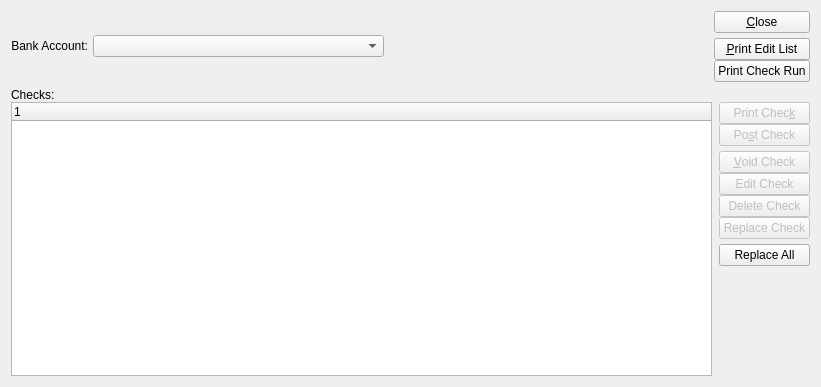
First picture: the form in xtuple/trunk/guiclient/viewCheckRun.ui, repository WooodHead/xtuple, before the edit.
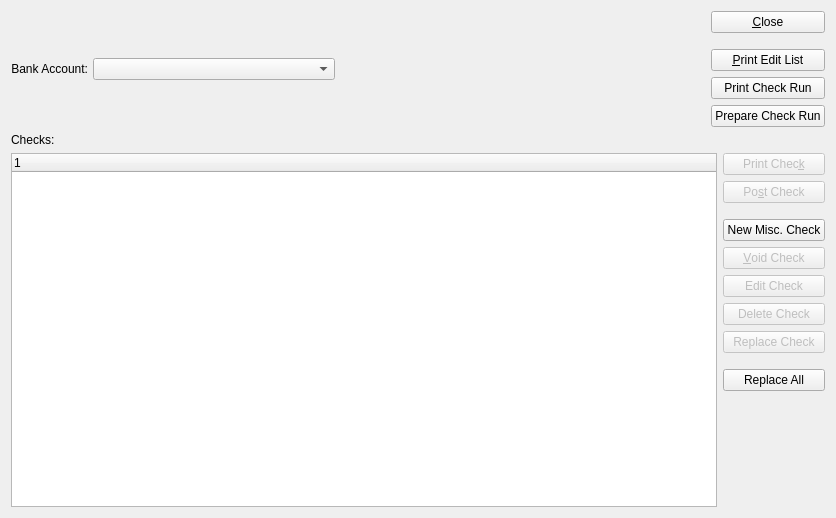
Second picture: the form after the edit. Custom widgets are drawn as their Qt base class.

Commit message: issue #7442 - enhance a/p work bench with the ability to prepare check runs and create misc checks from the view check run window/tab, and fix xwidget to retain passed flag bits when setting the Dialog bit

What changed in the file:
```diff
--- a/xtuple/trunk/guiclient/viewCheckRun.ui
+++ b/xtuple/trunk/guiclient/viewCheckRun.ui
@@ -5,19 +5,16 @@
    <rect>
     <x>0</x>
     <y>0</y>
-    <width>821</width>
-    <height>387</height>
+    <width>836</width>
+    <height>518</height>
    </rect>
   </property>
   <property name="windowTitle" >
    <string>View Check Run</string>
   </property>
-  <layout class="QVBoxLayout" >
+  <layout class="QVBoxLayout" name="verticalLayout_4" >
    <item>
-    <layout class="QHBoxLayout" >
-     <property name="spacing" >
-      <number>7</number>
-     </property>
+    <layout class="QHBoxLayout" name="horizontalLayout_2" >
      <item>
       <layout class="QVBoxLayout" >
        <property name="spacing" >
@@ -101,11 +98,6 @@
       </layout>
      </item>
      <item>
-      <layout class="QHBoxLayout" >
-       <property name="spacing" >
-        <number>0</number>
-       </property>
-       <item>
         <spacer>
          <property name="orientation" >
           <enum>Qt::Horizontal</enum>
@@ -115,17 +107,14 @@
          </property>
          <property name="sizeHint" stdset="0" >
           <size>
-           <width>226</width>
-           <height>16</height>
+         <width>13</width>
+         <height>107</height>
           </size>
          </property>
         </spacer>
        </item>
        <item>
-        <layout class="QVBoxLayout" >
-         <property name="spacing" >
-          <number>5</number>
-         </property>
+      <layout class="QVBoxLayout" name="verticalLayout_3" >
          <item>
           <widget class="QPushButton" name="_close" >
            <property name="text" >
@@ -134,10 +123,21 @@
           </widget>
          </item>
          <item>
-          <layout class="QVBoxLayout" >
-           <property name="spacing" >
-            <number>0</number>
-           </property>
+        <spacer name="verticalSpacer_4" >
+         <property name="orientation" >
+          <enum>Qt::Vertical</enum>
+         </property>
+         <property name="sizeType" >
+          <enum>QSizePolicy::Fixed</enum>
+         </property>
+         <property name="sizeHint" stdset="0" >
+          <size>
+           <width>20</width>
+           <height>10</height>
+          </size>
+         </property>
+        </spacer>
+       </item>
            <item>
             <widget class="QPushButton" name="_printEditList" >
              <property name="text" >
@@ -155,19 +155,17 @@
              </property>
             </widget>
            </item>
-          </layout>
-         </item>
-        </layout>
-       </item>
-      </layout>
-     </item>
-    </layout>
-   </item>
    <item>
-    <layout class="QVBoxLayout" >
-     <property name="spacing" >
-      <number>0</number>
-     </property>
+        <widget class="QPushButton" name="_prepareCheckRun" >
+         <property name="text" >
+          <string>Prepare Check Run</string>
+         </property>
+        </widget>
+       </item>
+      </layout>
+     </item>
+    </layout>
+   </item>
      <item>
       <widget class="QLabel" name="_checksLit" >
        <property name="text" >
@@ -176,10 +174,7 @@
       </widget>
      </item>
      <item>
-      <layout class="QHBoxLayout" >
-       <property name="spacing" >
-        <number>7</number>
-       </property>
+    <layout class="QHBoxLayout" name="horizontalLayout" >
        <item>
         <widget class="XTreeWidget" name="_check" >
          <property name="sizePolicy" >
@@ -191,20 +186,7 @@
         </widget>
        </item>
        <item>
-        <layout class="QVBoxLayout" >
-         <property name="spacing" >
-          <number>0</number>
-         </property>
-         <item>
-          <layout class="QVBoxLayout" >
-           <property name="spacing" >
-            <number>5</number>
-           </property>
-           <item>
-            <layout class="QVBoxLayout" >
-             <property name="spacing" >
-              <number>0</number>
-             </property>
+      <layout class="QVBoxLayout" name="verticalLayout_2" >
              <item>
               <widget class="QPushButton" name="_printCheck" >
                <property name="enabled" >
@@ -225,13 +207,29 @@
                </property>
               </widget>
              </item>
-            </layout>
+       <item>
+        <spacer name="verticalSpacer_2" >
+         <property name="orientation" >
+          <enum>Qt::Vertical</enum>
+         </property>
+         <property name="sizeType" >
+          <enum>QSizePolicy::Fixed</enum>
+         </property>
+         <property name="sizeHint" stdset="0" >
+          <size>
+           <width>20</width>
+           <height>10</height>
+          </size>
+         </property>
+        </spacer>
            </item>
            <item>
-            <layout class="QVBoxLayout" >
-             <property name="spacing" >
-              <number>0</number>
-             </property>
+        <widget class="QPushButton" name="_newMiscCheck" >
+         <property name="text" >
+          <string>New Misc. Check</string>
+         </property>
+        </widget>
+       </item>
              <item>
               <widget class="QPushButton" name="_void" >
                <property name="enabled" >
@@ -272,7 +270,21 @@
                </property>
               </widget>
              </item>
-            </layout>
+       <item>
+        <spacer name="verticalSpacer_3" >
+         <property name="orientation" >
+          <enum>Qt::Vertical</enum>
+         </property>
+         <property name="sizeType" >
+          <enum>QSizePolicy::Fixed</enum>
+         </property>
+         <property name="sizeHint" stdset="0" >
+          <size>
+           <width>20</width>
+           <height>10</height>
+          </size>
+         </property>
+        </spacer>
            </item>
            <item>
             <widget class="QPushButton" name="_replaceAll" >
@@ -284,8 +296,6 @@
              </property>
             </widget>
            </item>
-          </layout>
-         </item>
          <item>
           <spacer>
            <property name="orientation" >
@@ -297,12 +307,10 @@
            <property name="sizeHint" stdset="0" >
             <size>
              <width>20</width>
-             <height>75</height>
+           <height>10</height>
             </size>
            </property>
           </spacer>
-         </item>
-        </layout>
        </item>
       </layout>
      </item>
```
Left out of the diff: 13 changed lines with no effect on the pictures. Lines whose indentation alone changed are shown as unchanged. The commit also changes 6 other files.
